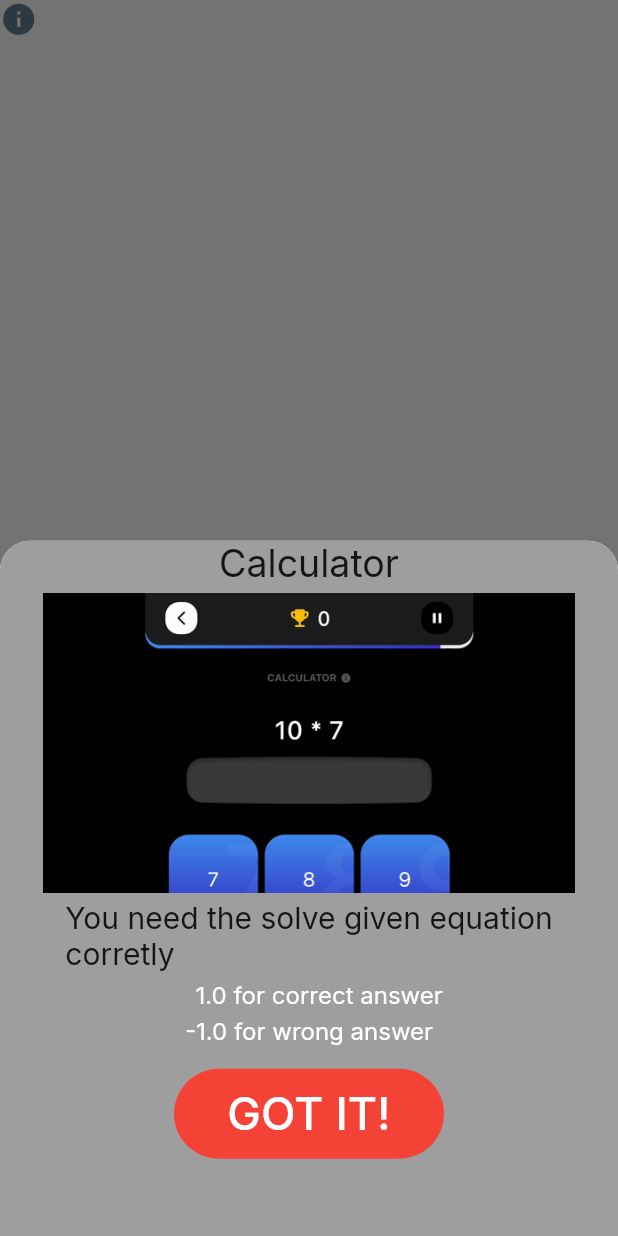
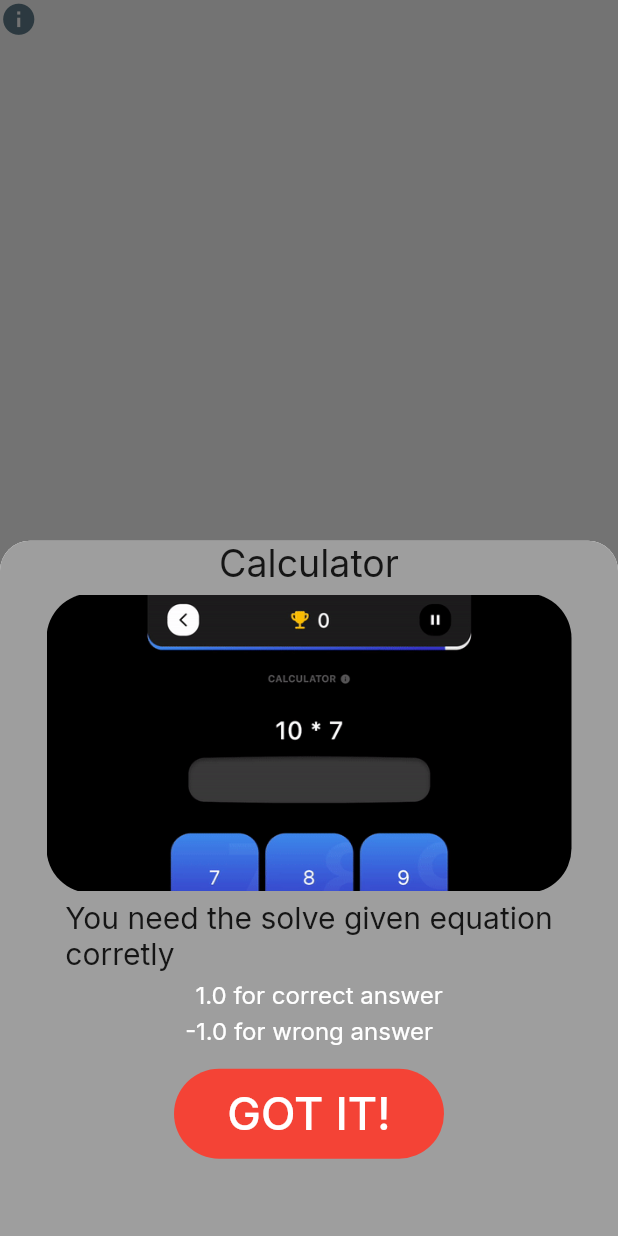
Before and after one commit to BerkayKaranfil/mind_game, a Flutter app: the BottomSheetWidget widget shown alone on an empty page, opened directly, after a tap on the "info" icon, on a phone screen of 412 x 824 dp. Run offline on Flutter 3.47's test engine with Material 2 defaults, Android fonts, the phone set to English and light mode, and no system bars; our stand-ins replace flutter_svg, google_fonts; missing offline and left inert: icony.

Commit message:
Gif tasarımı düzeltildi.

```diff
--- a/lib/src/widgets/second_screen_widgets/bottom_sheet.dart
+++ b/lib/src/widgets/second_screen_widgets/bottom_sheet.dart
@@ -55,13 +55,13 @@ class _BottomSheetWidgetState extends State<BottomSheetWidget> {
               height: 5,
             ),
             Container(
-                height: 200,
-                decoration:
-                    BoxDecoration(borderRadius: BorderRadius.circular(20)),
-                child: Image.asset(
-                  "assets/gifs/calculator-intro.gif",
-                  fit: BoxFit.cover,
-                )),
+              height: 200,
+              width: 350,
+              decoration: BoxDecoration(
+                  borderRadius: BorderRadius.circular(30),
+                  image: DecorationImage(
+                      image: AssetImage("assets/gifs/calculator-intro.gif"))),
+            ),
             SizedBox(
               height: 5,
             ),
```
Also changed, not shown: lib/src/ui/cal_game_screen.dart (+14 -7 lines).
